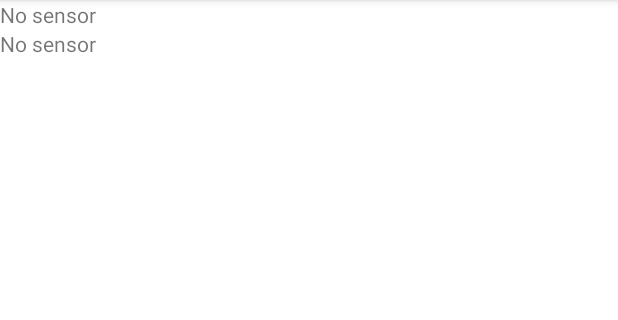
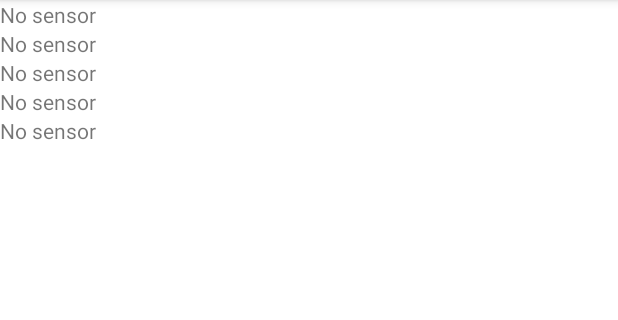
Before and after one commit to nikihdyt/papb2-week-4-sensor, an Android app: the screen it shows after launch (MainActivity), on a phone screen of 412 x 824 dp, the part 84-404 px from its top. Run offline under Robolectric (Android 15) with nearby library versions, the phone set to English and light mode, and no system bars.

Commit message:
read AmbientTemperature, Pressure, and RelativeHumidity sensor

```diff
--- a/app/src/main/java/com/example/android/readsensordata/MainActivity.java
+++ b/app/src/main/java/com/example/android/readsensordata/MainActivity.java
@@ -21,9 +21,15 @@ public class MainActivity extends AppCompatActivity implements SensorEventListen
     private SensorManager mSensorManager;
     private Sensor mSensorLight;
     private Sensor mSensorProximity;
+    private Sensor mSensorAmbientTemperature;
+    private Sensor mSensorPressure;
+    private Sensor mSensorRelativeHumidity;
 
     private TextView mTextSensorLight;
     private TextView mTextSensorProximity;
+    private TextView mTextSensorAmbientTemperature;
+    private TextView mTextSensorPressure;
+    private TextView mTextSensorRelativeHumidity;
 
     @Override
     protected void onCreate(Bundle savedInstanceState) {
@@ -43,9 +49,15 @@ public class MainActivity extends AppCompatActivity implements SensorEventListen
 
         mTextSensorLight = findViewById(R.id.label_light);
         mTextSensorProximity = findViewById(R.id.label_proximity);
+        mTextSensorAmbientTemperature = findViewById(R.id.label_ambient_temperature);
+        mTextSensorPressure = findViewById(R.id.label_pressure);
+        mTextSensorRelativeHumidity = findViewById(R.id.label_relative_humidity);
 
         mSensorLight = mSensorManager.getDefaultSensor(Sensor.TYPE_LIGHT);
         mSensorProximity = mSensorManager.getDefaultSensor(Sensor.TYPE_PROXIMITY);
+        mSensorAmbientTemperature = mSensorManager.getDefaultSensor(Sensor.TYPE_AMBIENT_TEMPERATURE);
+        mSensorPressure = mSensorManager.getDefaultSensor(Sensor.TYPE_PRESSURE);
+        mSensorRelativeHumidity = mSensorManager.getDefaultSensor(Sensor.TYPE_RELATIVE_HUMIDITY);
 
         String sensor_error = "No sensor";
 
@@ -54,6 +66,15 @@ public class MainActivity extends AppCompatActivity implements SensorEventListen
         }
         if (mSensorProximity == null) {
             mTextSensorProximity.setText(sensor_error);
+        }
+        if (mSensorAmbientTemperature == null) {
+            mTextSensorAmbientTemperature.setText(sensor_error);
+        }
+        if (mSensorPressure == null) {
+            mTextSensorPressure.setText(sensor_error);
+        }
+        if (mSensorRelativeHumidity == null) {
+            mTextSensorRelativeHumidity.setText(sensor_error);
         }
     }
 
@@ -66,6 +87,18 @@ public class MainActivity extends AppCompatActivity implements SensorEventListen
         }
         if (mSensorLight != null) {
             mSensorManager.registerListener(this, mSensorLight,
+                    SensorManager.SENSOR_DELAY_NORMAL);
+        }
+        if (mSensorAmbientTemperature != null) {
+            mSensorManager.registerListener(this, mSensorAmbientTemperature,
+                    SensorManager.SENSOR_DELAY_NORMAL);
+        }
+        if (mSensorPressure != null) {
+            mSensorManager.registerListener(this, mSensorPressure,
+                    SensorManager.SENSOR_DELAY_NORMAL);
+        }
+        if (mSensorRelativeHumidity != null) {
+            mSensorManager.registerListener(this, mSensorRelativeHumidity,
                     SensorManager.SENSOR_DELAY_NORMAL);
         }
     }
@@ -89,6 +122,15 @@ public class MainActivity extends AppCompatActivity implements SensorEventListen
             case Sensor.TYPE_PROXIMITY:
                 mTextSensorProximity.setText(String.format("Proximity sensor : %1$.2f", currentValue));
                 break;
+            case Sensor.TYPE_AMBIENT_TEMPERATURE:
+                mTextSensorAmbientTemperature.setText(String.format("Ambient temperature sensor : %1$.2f", currentValue));
+                break;
+            case Sensor.TYPE_PRESSURE:
+                mTextSensorPressure.setText(String.format("Pressure sensor : %1$.2f", currentValue));
+                break;
+            case Sensor.TYPE_RELATIVE_HUMIDITY:
+                mTextSensorRelativeHumidity.setText(String.format("Relative Humidity sensor : %1$.2f", currentValue));
+                break;
         }
     }
 
--- a/app/src/main/res/layout/activity_main.xml
+++ b/app/src/main/res/layout/activity_main.xml
@@ -22,7 +22,33 @@
         android:layout_height="wrap_content"
         app:layout_constraintTop_toBottomOf="@id/label_light"
         app:layout_constraintLeft_toLeftOf="parent"
-        android:text="Light proximity: %1$.2f"
+        android:text="Proximity sensor: %1$.2f"
+        />
+
+    <TextView
+        android:id="@+id/label_ambient_temperature"
+        android:layout_width="wrap_content"
+        android:layout_height="wrap_content"
+        app:layout_constraintTop_toBottomOf="@id/label_proximity"
+        app:layout_constraintLeft_toLeftOf="parent"
+        android:text="Ambient temperature sensor: %1$.2f"
+        />
+
+    <TextView
+        android:id="@+id/label_pressure"
+        android:layout_width="wrap_content"
+        android:layout_height="wrap_content"
+        app:layout_constraintTop_toBottomOf="@id/label_ambient_temperature"
+        app:layout_constraintLeft_toLeftOf="parent"
+        android:text="Pressure sensor: %1$.2f"
+        />
+    <TextView
+        android:id="@+id/label_relative_humidity"
+        android:layout_width="wrap_content"
+        android:layout_height="wrap_content"
+        app:layout_constraintTop_toBottomOf="@id/label_pressure"
+        app:layout_constraintLeft_toLeftOf="parent"
+        android:text="Relative Humidity sensor: %1$.2f"
         />
 
 <!--    <ScrollView-->
```
